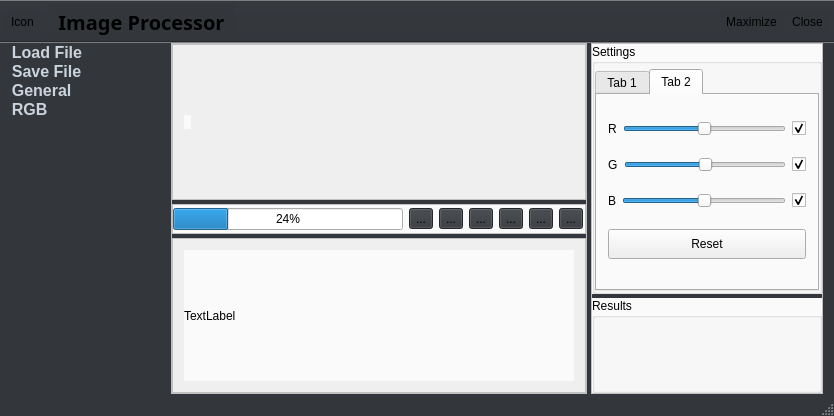
Before: the Qt Designer form ImageProcessor/mainwindow.ui in gitdev1234/ImageProcessor, drawn with Qt 5.
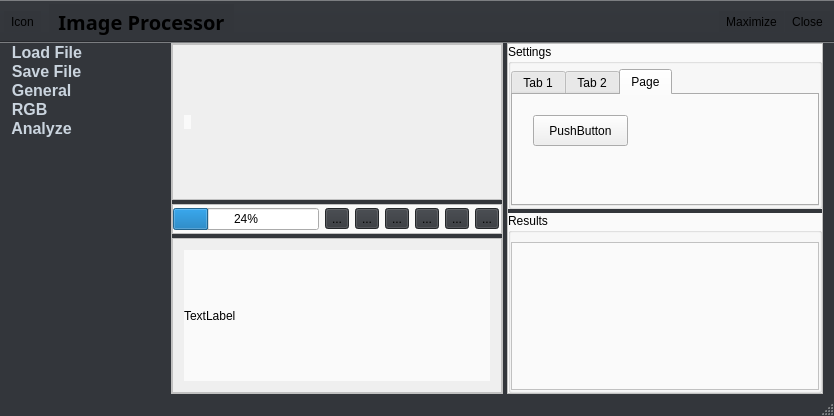
After: the same form once the commit is applied. Icons and pictures are not drawn.

The edit to the form file:
```diff
--- a/ImageProcessor/mainwindow.ui
+++ b/ImageProcessor/mainwindow.ui
@@ -166,6 +166,11 @@
           <normaloff>:/res/resources/settings.png</normaloff>:/res/resources/settings.png</iconset>
         </property>
        </item>
+       <item>
+        <property name="text">
+         <string>  Analyze</string>
+        </property>
+       </item>
       </widget>
       <widget class="QFrame" name="frame_2">
        <property name="frameShape">
@@ -408,7 +413,7 @@
             <item>
              <widget class="QTabWidget" name="tabWidget">
               <property name="currentIndex">
-               <number>1</number>
+               <number>2</number>
               </property>
               <widget class="QWidget" name="tab">
                <attribute name="title">
@@ -550,6 +555,24 @@
                 </item>
                </layout>
               </widget>
+              <widget class="QWidget" name="tab_3">
+               <attribute name="title">
+                <string>Page</string>
+               </attribute>
+               <widget class="QPushButton" name="pushButton_3">
+                <property name="geometry">
+                 <rect>
+                  <x>20</x>
+                  <y>20</y>
+                  <width>95</width>
+                  <height>31</height>
+                 </rect>
+                </property>
+                <property name="text">
+                 <string>PushButton</string>
+                </property>
+               </widget>
+              </widget>
              </widget>
             </item>
            </layout>
@@ -558,6 +581,23 @@
            <property name="title">
             <string>Results</string>
            </property>
+           <layout class="QVBoxLayout" name="verticalLayout_7">
+            <property name="leftMargin">
+             <number>0</number>
+            </property>
+            <property name="topMargin">
+             <number>9</number>
+            </property>
+            <property name="rightMargin">
+             <number>0</number>
+            </property>
+            <property name="bottomMargin">
+             <number>0</number>
+            </property>
+            <item>
+             <widget class="QListWidget" name="listWidget_2"/>
+            </item>
+           </layout>
           </widget>
          </widget>
         </item>
```
